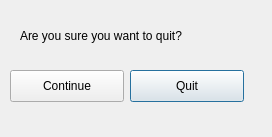
This is push_gui/ui/quit_dialog.ui in INCF/one_click as Qt 5 draws it before an edit. The edited form follows.
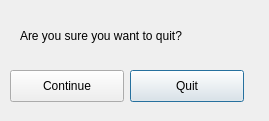
This is the edited form.

```diff
--- a/push_gui/ui/quit_dialog.ui
+++ b/push_gui/ui/quit_dialog.ui
@@ -6,8 +6,8 @@
    <rect>
     <x>0</x>
     <y>0</y>
-    <width>272</width>
-    <height>137</height>
+    <width>269</width>
+    <height>121</height>
    </rect>
   </property>
   <property name="windowTitle">
```
Left out of the diff: 3 changed lines with no effect on the pictures.
